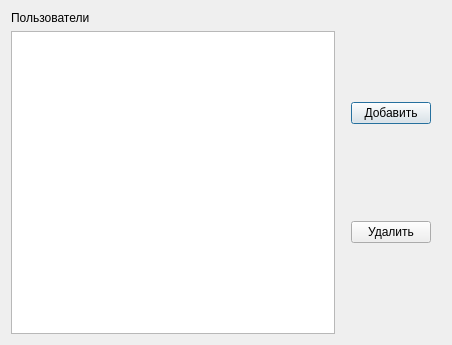
Old version of the form ui/adminwindow.ui in the repository 7enSmile/clientVKR.
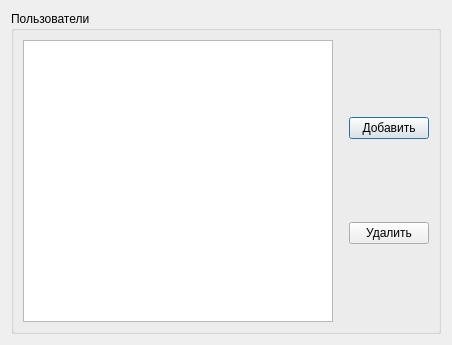
New version of the form.

The edit to the form file:
```diff
--- a/ui/adminwindow.ui
+++ b/ui/adminwindow.ui
@@ -15,16 +15,15 @@
   </property>
   <layout class="QVBoxLayout" name="verticalLayout_3">
    <item>
+    <widget class="QGroupBox" name="groupBox">
+     <property name="title">
+      <string>Пользователи</string>
+     </property>
+     <layout class="QHBoxLayout" name="horizontalLayout_2">
+      <item>
     <layout class="QHBoxLayout" name="horizontalLayout">
      <item>
       <layout class="QVBoxLayout" name="verticalLayout_2">
-       <item>
-        <widget class="QLabel" name="label">
-         <property name="text">
-          <string>Пользователи</string>
-         </property>
-        </widget>
-       </item>
        <item>
         <widget class="QTableView" name="tableViewUsers">
          <attribute name="horizontalHeaderVisible">
@@ -71,23 +70,10 @@
        </item>
       </layout>
      </item>
-     <item>
-      <spacer name="horizontalSpacer_2">
-       <property name="orientation">
-        <enum>Qt::Horizontal</enum>
-       </property>
-       <property name="sizeType">
-        <enum>QSizePolicy::Fixed</enum>
-       </property>
-       <property name="sizeHint" stdset="0">
-        <size>
-         <width>10</width>
-         <height>20</height>
-        </size>
-       </property>
-      </spacer>
-     </item>
-    </layout>
+       </layout>
+      </item>
+     </layout>
+    </widget>
    </item>
   </layout>
  </widget>
```
Lines whose indentation alone changed are shown as unchanged.
